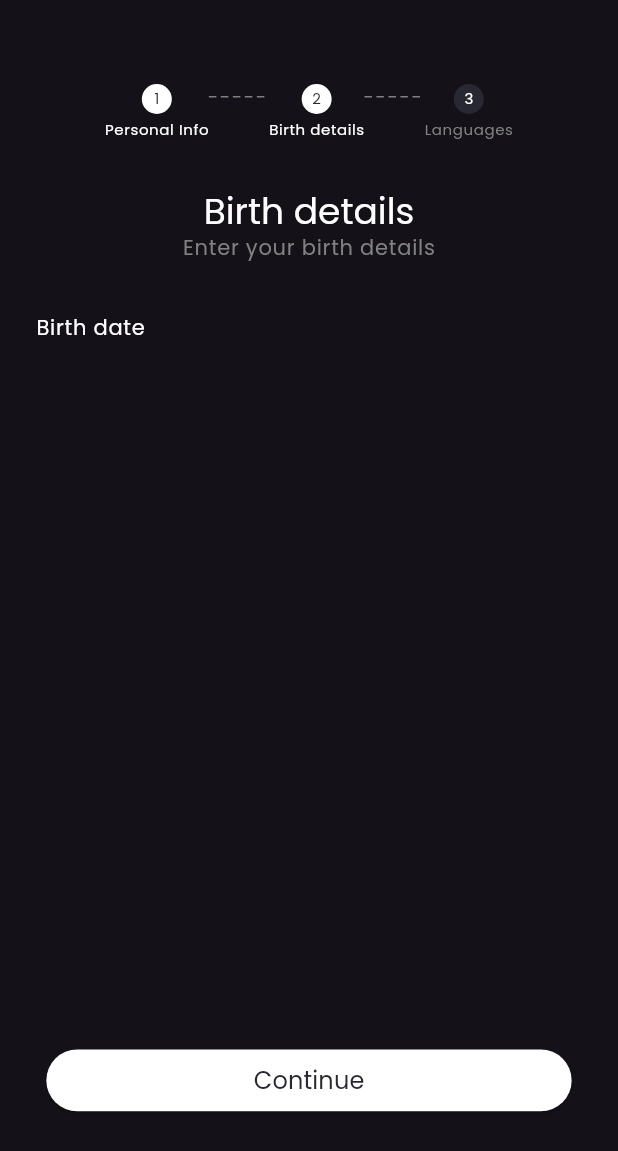
After one commit to avadhksapariya/zigzek_user, a Flutter app: the BirthDetailsScreen screen opened directly, after a tap on "Continue", on a phone screen of 412 x 824 dp. The commit adds this screen. Shown: the top 1151 px of the screen. Run offline on Flutter 3.47's test engine with Material 3 defaults, Android fonts, the phone set to English and light mode, and no system bars; our stand-ins replace flutter_otp_text_field, google_fonts; missing offline and left inert: country_code_picker_plus.

Commit message:
Birth Details Screen                - Started creating birth details screen.
               Personal Info Screen
               - Added navigation to the birth details screen after validating the input.

               Project Strings
               - Added necessary strings.

```diff
--- a/lib/constants/project_strings.dart
+++ b/lib/constants/project_strings.dart
@@ -31,4 +31,8 @@ class ProjectStrings {
   static const String birthInfoTitle = 'Birth details';
   static const String languagesStep = '3';
   static const String languagesTitle = 'Languages';
+  static const String btDetailsGreeting2 = 'Enter your birth details';
+  static const String btBirthDateLabel = 'Birth date';
+  static const String btBirthTimeLabel = 'Birth Time';
+  static const String btBirthPlaceLabel = 'Birth Place';
 }
--- /dev/null
+++ b/lib/screens/screen_birth_details.dart
@@ -0,0 +1,149 @@
+import 'dart:developer';
+
+import 'package:flutter/material.dart';
+import 'package:zigzek_user/constants/color_palettes.dart';
+import 'package:zigzek_user/constants/project_strings.dart';
+import 'package:zigzek_user/customs/custom_button.dart';
+import 'package:zigzek_user/utils/enums.dart';
+import 'package:zigzek_user/widgets/widget_steps_indicator.dart';
+
+class BirthDetailsScreen extends StatefulWidget {
+  const BirthDetailsScreen({super.key});
+
+  @override
+  State<BirthDetailsScreen> createState() => _BirthDetailsScreenState();
+}
+
+class _BirthDetailsScreenState extends State<BirthDetailsScreen> {
+  final GlobalKey<FormState> formKey = GlobalKey<FormState>();
+  final TextEditingController nameController = TextEditingController();
+  final TextEditingController emailController = TextEditingController();
+  Gender gender = Gender.none;
+  bool isGenderError = false;
+
+  @override
+  Widget build(BuildContext context) {
+    final screenWidth = MediaQuery.of(context).size.width;
+    final screenHeight = MediaQuery.of(context).size.height;
+
+    return Scaffold(
+      body: SafeArea(
+        child: Container(
+          width: screenWidth,
+          height: screenHeight,
+          padding: const EdgeInsets.symmetric(vertical: 8.0),
+          child: SingleChildScrollView(
+            child: Form(
+              key: formKey,
+              child: Padding(
+                padding: const EdgeInsets.symmetric(horizontal: 24.0, vertical: 16.0),
+                child: Column(
+                  children: [
+                    SizedBox(
+                      height: screenHeight * 0.82,
+                      width: screenWidth * 0.9,
+                      child: Column(
+                        mainAxisSize: MainAxisSize.min,
+                        children: [
+                          // Step Indicator
+                          Padding(
+                            padding: const EdgeInsets.symmetric(vertical: 32.0),
+                            child: StepsIndicatorWidget(
+                              stepNumOne: Text(
+                                ProjectStrings.psInfoStep,
+                                style:
+                                    Theme.of(context).textTheme.bodySmall!.copyWith(color: ColorPalettes.labelBgColor),
+                              ),
+                              stepOneTitle: Text(
+                                ProjectStrings.psInfoTitle,
+                                style: Theme.of(context).textTheme.bodySmall,
+                              ),
+                              stepOneBgColor: ColorPalettes.primaryTextColor,
+                              stepNumTwo: Text(
+                                ProjectStrings.birthInfoStep,
+                                style:
+                                    Theme.of(context).textTheme.bodySmall!.copyWith(color: ColorPalettes.labelBgColor),
+                              ),
+                              stepTwoTitle: Text(
+                                ProjectStrings.birthInfoTitle,
+                                style: Theme.of(context).textTheme.bodySmall,
+                              ),
+                              stepTwoBgColor: ColorPalettes.primaryTextColor,
+                              stepNumThree: Text(
+                                ProjectStrings.languagesStep,
+                                style: Theme.of(context).textTheme.bodySmall,
+                              ),
+                              stepThreeTitle: Text(
+                                ProjectStrings.languagesTitle,
+                                style: Theme.of(context)
+                                    .textTheme
+                                    .bodySmall!
+                                    .copyWith(color: ColorPalettes.secondaryTextColor),
+                              ),
+                              stepThreeBgColor: ColorPalettes.labelBgColor,
+                            ),
+                          ),
+                          // Birth Details
+                          Text(
+                            ProjectStrings.birthInfoTitle,
+                            style: Theme.of(context).textTheme.titleLarge!.copyWith(fontSize: 24),
+                          ),
+                          Padding(
+                            padding: const EdgeInsets.only(bottom: 32.0),
+                            child: Text(
+                              ProjectStrings.btDetailsGreeting2,
+                              style: Theme.of(context)
+                                  .textTheme
+                                  .bodyLarge!
+                                  .copyWith(color: ColorPalettes.secondaryTextColor),
+                            ),
+                          ),
+                          // Birth date
+                          Align(
+                            alignment: Alignment.topLeft,
+                            child: Padding(
+                              padding: const EdgeInsets.only(bottom: 4.0),
+                              child: Text(
+                                ProjectStrings.btBirthDateLabel,
+                                style: Theme.of(context).textTheme.bodyLarge,
+                              ),
+                            ),
+                          ),
+                        ],
+                      ),
+                    ),
+                    // Continue
+                    SizedBox(
+                      height: screenHeight * 0.05,
+                      child: CustomButton(
+                        onPressed: () {
+                          formKey.currentState!.save();
+                          if (formKey.currentState!.validate() && gender != Gender.none) {
+                            log('Go ahead, complete personal info.');
+                            setState(() {
+                              isGenderError = false;
+                            });
+                          } else {
+                            setState(() {
+                              isGenderError = true;
+                            });
+                            log('Incomplete personal info.');
+                          }
+                        },
+                        fgColor: ColorPalettes.labelBgColor,
+                        bgColor: ColorPalettes.primaryTextColor,
+                        btnWidth: MediaQuery.of(context).size.width * 0.85,
+                        btnHeight: MediaQuery.of(context).size.height * 0.05,
+                        buttonTitle: 'Continue',
+                      ),
+                    )
+                  ],
+                ),
+              ),
+            ),
+          ),
+        ),
+      ),
+    );
+  }
+}
--- a/lib/screens/screen_personal_info.dart
+++ b/lib/screens/screen_personal_info.dart
@@ -6,6 +6,7 @@ import 'package:zigzek_user/constants/project_strings.dart';
 import 'package:zigzek_user/customs/custom_button.dart';
 import 'package:zigzek_user/customs/custom_radio.dart';
 import 'package:zigzek_user/customs/custom_textfield.dart';
+import 'package:zigzek_user/screens/screen_birth_details.dart';
 import 'package:zigzek_user/utils/enums.dart';
 import 'package:zigzek_user/widgets/widget_steps_indicator.dart';
 
@@ -231,10 +232,12 @@ class _PersonalInfoScreenState extends State<PersonalInfoScreen> {
                         onPressed: () {
                           formKey.currentState!.save();
                           if (formKey.currentState!.validate() && gender != Gender.none) {
-                            log('Go ahead, complete personal info.');
                             setState(() {
                               isGenderError = false;
                             });
+                            log('Go ahead, complete personal info.');
+                            Navigator.of(context)
+                                .push(MaterialPageRoute(builder: (context) => const BirthDetailsScreen()));
                           } else {
                             setState(() {
                               isGenderError = true;
```
